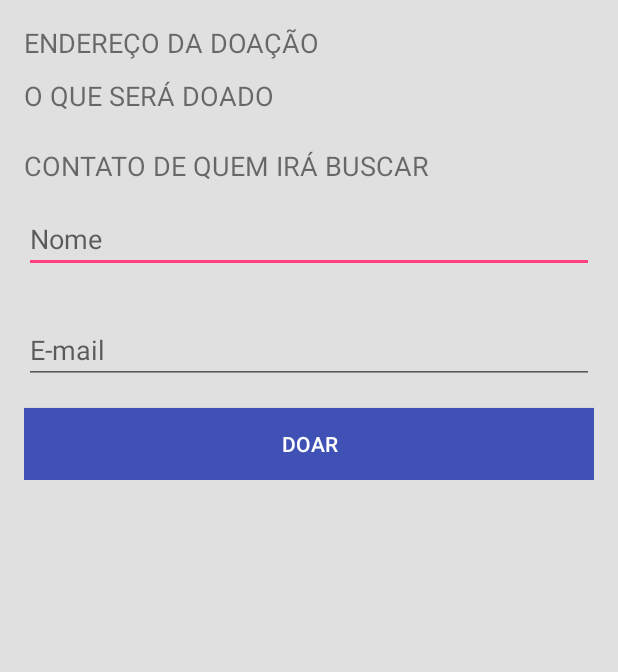
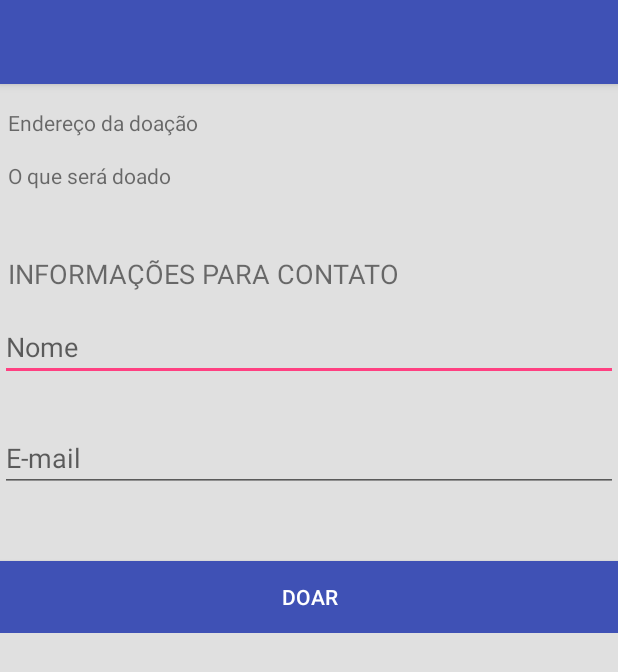
Before and after one commit to ismaelirc/human-warmth, an Android app: the layout activity_doar.xml on its own in the app's theme, with its tools: preview values and no code run, on a phone screen of 412 x 824 dp. Shown: the top 672 px of the screen. Run offline under Robolectric (Android 15) with nearby library versions, the phone set to English and light mode, and no system bars.

Commit message:
Adicionando tela final e mudança de labels

```diff
--- a/app/src/main/AndroidManifest.xml
+++ b/app/src/main/AndroidManifest.xml
@@ -8,13 +8,15 @@
         android:supportsRtl="true"
         android:theme="@style/AppTheme">
 
-        <activity android:name=".DoarActivity">
+        <activity android:name=".MainActivity">
             <intent-filter>
                 <action android:name="android.intent.action.MAIN" />
 
                 <category android:name="android.intent.category.LAUNCHER" />
             </intent-filter>
         </activity>
+        <activity android:name=".DoarActivity"/>
+        <activity android:name=".BuscarActivity"/>
 
     </application>
 
--- a/app/src/main/res/layout/activity_buscar.xml
+++ b/app/src/main/res/layout/activity_buscar.xml
@@ -56,7 +56,7 @@
             android:id="@+id/btn_lets_go"
             android:layout_width="match_parent"
             android:layout_height="wrap_content"
-            android:background="@color/azul_aquecer"
+            android:background="@color/azul"
             android:text="@string/lbl_btn_buscar"
             android:textColor="@color/white" />
 
--- a/app/src/main/res/layout/activity_doar.xml
+++ b/app/src/main/res/layout/activity_doar.xml
@@ -10,21 +10,32 @@
         android:orientation="vertical"
         android:layout_width="match_parent"
         android:layout_height="match_parent"
-        android:padding="@dimen/padding_activity_buscar"
         tools:context=".BuscarActivity">
+
+        <android.support.v7.widget.Toolbar
+            android:id="@+id/toolbar"
+            android:layout_width="match_parent"
+            android:layout_height="?attr/actionBarSize"
+            android:background="?attr/colorPrimary"
+            android:elevation="4dp"
+             />
 
         <TextView
             android:id="@+id/endereco_doacao"
-            style="@style/HeadertextStyle"
             android:layout_height="wrap_content"
+            android:layout_width="match_parent"
+            android:layout_marginTop="16dp"
+            android:layout_marginLeft="5dp"
             android:text="@string/lbl_endereco_recolhe" />
 
         <TextView
             android:id="@+id/doacao"
-            style="@style/HeadertextStyle"
             android:text="@string/lbl_doacao"
             android:inputType="textMultiLine"
             android:layout_height="wrap_content"
+            android:layout_width="match_parent"
+            android:layout_marginTop="16dp"
+            android:layout_marginLeft="5dp"
             android:maxLines="5"
             android:minLines="2"
             android:singleLine="false"
@@ -34,7 +45,9 @@
 
         <TextView
             style="@style/HeadertextStyle"
-            android:text="@string/lbl_contato" />
+            android:layout_marginTop="16dp"
+            android:layout_marginLeft="5dp"
+            android:text="@string/lbl_contato_doador" />
 
         <EditText
             android:id="@+id/nome_contato"
@@ -46,6 +59,7 @@
 
         <EditText
             android:id="@+id/email_contato"
+            android:inputType="textEmailAddress"
             android:hint="@string/txt_hint_email_contato"
             android:layout_width="match_parent"
             android:layout_height="42dp"
@@ -56,7 +70,8 @@
             android:id="@+id/btn_doar"
             android:layout_width="match_parent"
             android:layout_height="wrap_content"
-            android:background="@color/azul_aquecer"
+            android:layout_marginTop="30dp"
+            android:background="@color/azul"
             android:text="@string/lbl_btn_doar"
             android:textColor="@color/white" />
 
--- a/app/src/main/res/values/colors.xml
+++ b/app/src/main/res/values/colors.xml
@@ -5,6 +5,6 @@
     <color name="colorAccent">#FF4081</color>
     <color name="colorBackground">#E0E0E0</color>
 
-    <color name="azul_aquecer">#3F51B5</color>
+    <color name="azul">#3F51B5</color>
     <color name="white">#FFFFFF</color>
 </resources>
--- a/app/src/main/res/values/strings.xml
+++ b/app/src/main/res/values/strings.xml
@@ -3,6 +3,7 @@
     <string name="lbl_endereco_recolhe">Endereço da doação</string>
     <string name="lbl_doacao">O que será doado</string>
     <string name="lbl_contato">Contato de quem irá buscar</string>
+    <string name="lbl_contato_doador">Informações para contato</string>
     <string name="txt_hint_nome_contato">Nome</string>
     <string name="txt_hint_email_contato">E-mail</string>
     <string name="lbl_btn_buscar">Buscar</string>
```
Also changed, not shown: app/src/main/java/br/com/humanwarmth/DoarActivity.java (+28 -1 lines), app/src/main/java/br/com/humanwarmth/MainActivity.java (+33 -14 lines), app/src/main/res/layout/activity_main.xml (+21 -11 lines).
